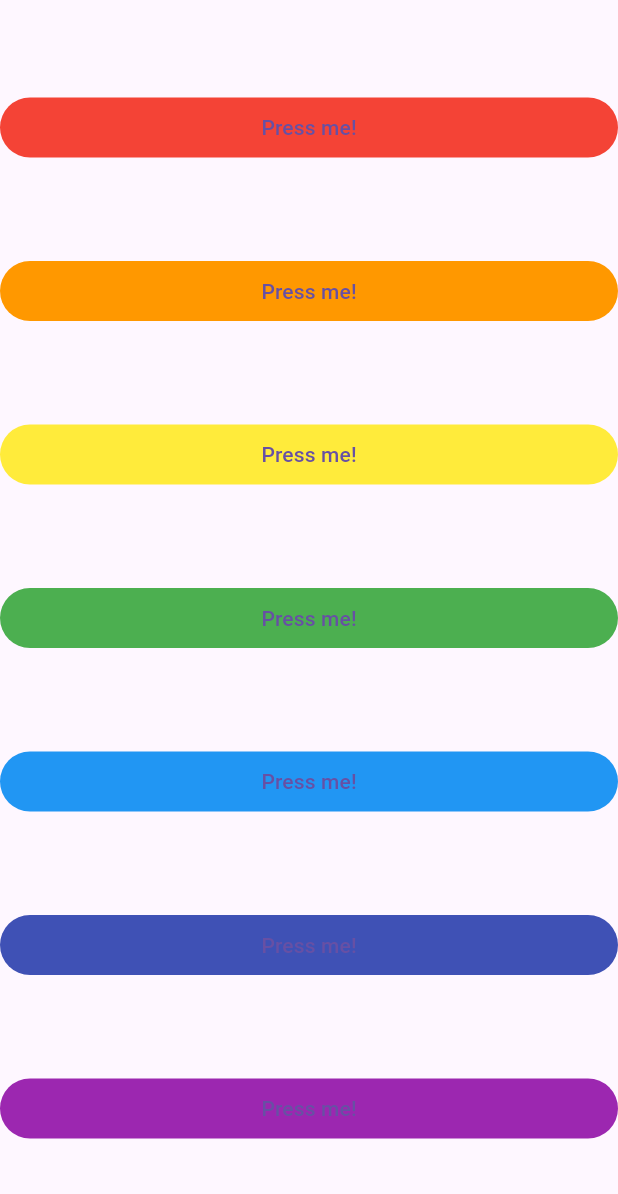
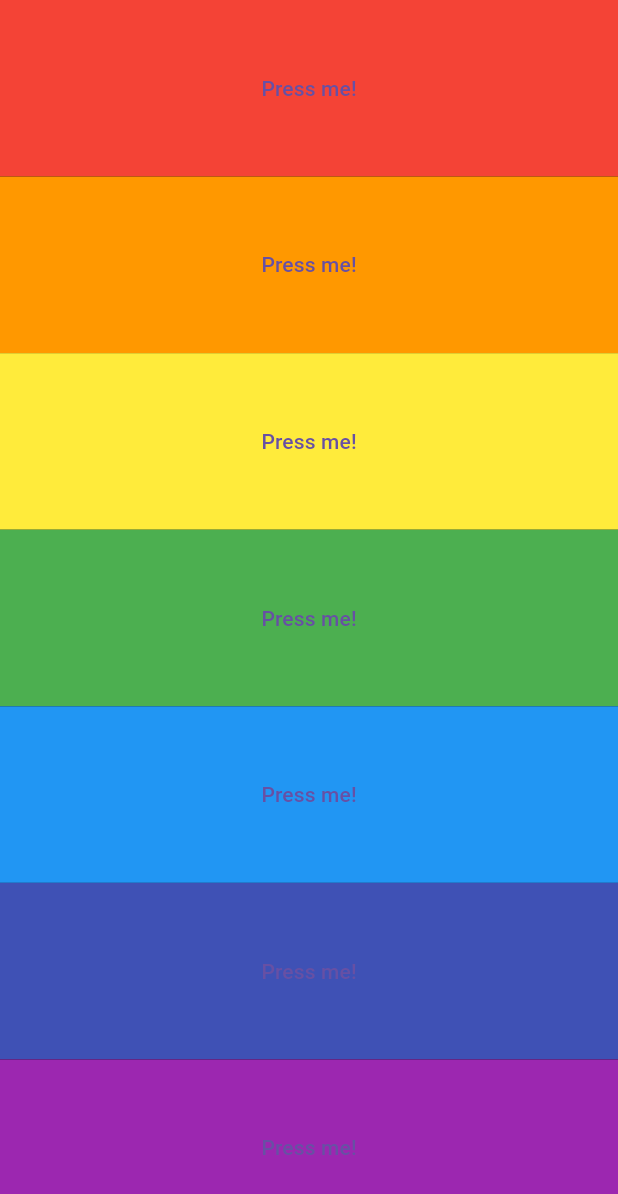
Before and after one commit to Perseus24/xylophone, a Flutter app: the screen it shows after launch, after a tap on "Press me!", on a phone screen of 412 x 824 dp. Shown: the top 1194 px of the screen. Run offline on Flutter 3.47's test engine with Material 3 defaults, Android fonts, the light colour scheme and no system bars; our stand-ins replace audioplayers.

Commit message:
task(project): Created the appropriate UI

```diff
--- a/lib/main.dart
+++ b/lib/main.dart
@@ -5,84 +5,117 @@ import 'package:audioplayers/audioplayers.dart';
 void main() => runApp(XylophoneApp());
 
 class XylophoneApp extends StatelessWidget {
+  void playDiffSound(int num){
+    final load = AudioPlayer();
+    load.play(AssetSource('note$num.wav'));
+  }
   @override
   Widget build(BuildContext context) {
     return MaterialApp(
       home: Scaffold(
+        backgroundColor: Colors.black,
         body: SafeArea(
           child: Column(
             crossAxisAlignment: CrossAxisAlignment.stretch,
-            mainAxisAlignment: MainAxisAlignment.spaceEvenly,
+            mainAxisAlignment: MainAxisAlignment.center,
             children: [
-              TextButton(
+              Expanded(
+                child: TextButton(
                   style: TextButton.styleFrom(
-                  backgroundColor: Colors.red
+                    backgroundColor: Colors.red,
+                    shape: RoundedRectangleBorder(
+                      borderRadius: BorderRadius.zero
+                    )
                   ),
                   onPressed: (){
-                  final load = AudioPlayer();
-                  load.play(AssetSource('note1.wav'));
+                    playDiffSound(1);
                   },
                   child: Text("Press me!"),
                 ),
-              TextButton(
+              ),
+              Expanded(
+                child: TextButton(
                   style: TextButton.styleFrom(
-                    backgroundColor: Colors.orange
+                      backgroundColor: Colors.orange,
+                      shape: RoundedRectangleBorder(
+                          borderRadius: BorderRadius.zero
+                      )
                   ),
                   onPressed: (){
-                  final load = AudioPlayer();
-                  load.play(AssetSource('note2.wav'));
+                    playDiffSound(2);
                   },
                   child: Text("Press me!"),
                 ),
-              TextButton(
+              ),
+              Expanded(
+                child: TextButton(
                   style: TextButton.styleFrom(
-                    backgroundColor: Colors.yellow
+                      backgroundColor: Colors.yellow,
+                      shape: RoundedRectangleBorder(
+                          borderRadius: BorderRadius.zero
+                      )
                   ),
                   onPressed: (){
-                  final load = AudioPlayer();
-                  load.play(AssetSource('note3.wav'));
+                    playDiffSound(3);
                   },
                   child: Text("Press me!"),
                 ),
-              TextButton(
+              ),
+              Expanded(
+                child: TextButton(
                   style: TextButton.styleFrom(
-                    backgroundColor: Colors.green
+                      backgroundColor: Colors.green,
+                      shape: RoundedRectangleBorder(
+                          borderRadius: BorderRadius.zero
+                      )
                   ),
                   onPressed: (){
-                  final load = AudioPlayer();
-                  load.play(AssetSource('note4.wav'));
+                    playDiffSound(4);
                   },
                   child: Text("Press me!"),
                 ),
-              TextButton(
+              ),
+              Expanded(
+                child: TextButton(
                   style: TextButton.styleFrom(
-                    backgroundColor: Colors.blue
+                      backgroundColor: Colors.blue,
+                      shape: RoundedRectangleBorder(
+                          borderRadius: BorderRadius.zero
+                      )
                   ),
                   onPressed: (){
-                  final load = AudioPlayer();
-                  load.play(AssetSource('note5.wav'));
+                    playDiffSound(5);
                   },
                   child: Text("Press me!"),
                 ),
-              TextButton(
+              ),
+              Expanded(
+                child: TextButton(
                   style: TextButton.styleFrom(
-                    backgroundColor: Colors.indigo
+                      backgroundColor: Colors.indigo,
+                      shape: RoundedRectangleBorder(
+                          borderRadius: BorderRadius.zero
+                      )
                   ),
                   onPressed: (){
-                  final load = AudioPlayer();
-                  load.play(AssetSource('note6.wav'));
+                    playDiffSound(6);
                   },
                   child: Text("Press me!"),
                 ),
-              TextButton(
+              ),
+              Expanded(
+                child: TextButton(
                   style: TextButton.styleFrom(
-                    backgroundColor: Colors.purple
+                      backgroundColor: Colors.purple,
+                      shape: RoundedRectangleBorder(
+                          borderRadius: BorderRadius.zero
+                      )
                   ),
                   onPressed: (){
-                  final load = AudioPlayer();
-                  load.play(AssetSource('note7.wav'));
+                    playDiffSound(7);
                   },
                   child: Text("Press me!"),
+                ),
               ),
             ],
           ),
```
Lines whose indentation alone changed are shown as unchanged.
